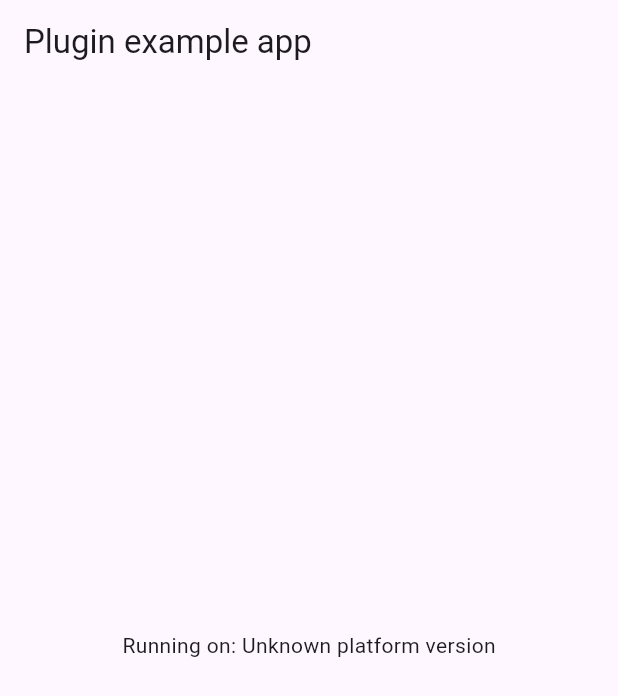
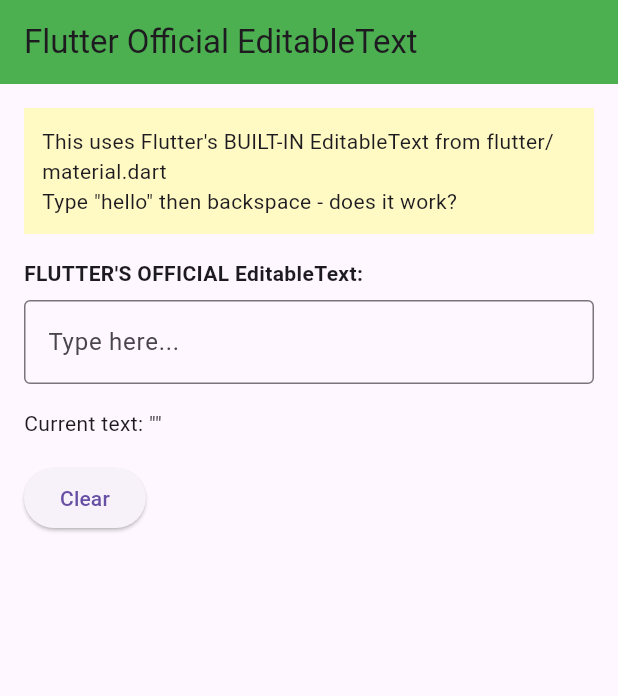
Before and after one commit to Istiak-Ahmed78/my_basic_textfield, a Flutter app: the screen it shows after launch, on a phone screen of 412 x 824 dp. Shown: the top 696 px of the screen. Run offline on Flutter 3.47's test engine with Material 3 defaults, Android fonts, the phone set to English and light mode, and no system bars; our stand-ins replace plugin_platform_interface, web.

Commit message:
Test: Flutter's official EditableText for backspace

```diff
--- a/example/lib/main.dart
+++ b/example/lib/main.dart
@@ -1,58 +1,101 @@
 import 'package:flutter/material.dart';
-import 'dart:async';
-
 import 'package:flutter/services.dart';
-import 'package:my_basic_textfield/my_basic_textfield.dart';
 
 void main() {
+  debugPrint('\n========================================');
+  debugPrint('TESTING: Flutter\'s built-in EditableText');
+  debugPrint('========================================\n');
   runApp(const MyApp());
 }
 
-class MyApp extends StatefulWidget {
+class MyApp extends StatelessWidget {
   const MyApp({super.key});
 
   @override
-  State<MyApp> createState() => _MyAppState();
+  Widget build(BuildContext context) {
+    return MaterialApp(
+      title: 'Flutter Official Test',
+      theme: ThemeData(primarySwatch: Colors.blue),
+      home: const TestPage(),
+    );
+  }
 }
 
-class _MyAppState extends State<MyApp> {
-  String _platformVersion = 'Unknown';
-  final _myBasicTextfieldPlugin = MyBasicTextfield();
+class TestPage extends StatefulWidget {
+  const TestPage({super.key});
+
+  @override
+  State<TestPage> createState() => _TestPageState();
+}
+
+class _TestPageState extends State<TestPage> {
+  late TextEditingController controller;
+  final FocusNode focusNode = FocusNode();
 
   @override
   void initState() {
     super.initState();
-    initPlatformState();
-  }
-
-  // Platform messages are asynchronous, so we initialize in an async method.
-  Future<void> initPlatformState() async {
-    String platformVersion;
-    // Platform messages may fail, so we use a try/catch PlatformException.
-    // We also handle the message potentially returning null.
-    try {
-      platformVersion =
-          await _myBasicTextfieldPlugin.getPlatformVersion() ?? 'Unknown platform version';
-    } on PlatformException {
-      platformVersion = 'Failed to get platform version.';
-    }
-
-    // If the widget was removed from the tree while the asynchronous platform
-    // message was in flight, we want to discard the reply rather than calling
-    // setState to update our non-existent appearance.
-    if (!mounted) return;
-
-    setState(() {
-      _platformVersion = platformVersion;
+    controller = TextEditingController();
+    controller.addListener(() {
+      debugPrint(
+        '📝 Text changed to: "${controller.text}" (length: ${controller.text.length})',
+      );
     });
   }
 
   @override
+  void dispose() {
+    controller.dispose();
+    focusNode.dispose();
+    super.dispose();
+  }
+
+  @override
   Widget build(BuildContext context) {
-    return MaterialApp(
-      home: Scaffold(
-        appBar: AppBar(title: const Text('Plugin example app')),
-        body: Center(child: Text('Running on: $_platformVersion\n')),
+    return Scaffold(
+      appBar: AppBar(
+        title: const Text('Flutter Official EditableText'),
+        backgroundColor: Colors.green,
+      ),
+      body: Padding(
+        padding: const EdgeInsets.all(16),
+        child: Column(
+          crossAxisAlignment: CrossAxisAlignment.start,
+          children: [
+            Container(
+              padding: const EdgeInsets.all(12),
+              color: Colors.yellow.shade100,
+              child: const Text(
+                'This uses Flutter\'s BUILT-IN EditableText from flutter/material.dart\n'
+                'Type "hello" then backspace - does it work?',
+              ),
+            ),
+            const SizedBox(height: 16),
+            const Text(
+              'FLUTTER\'S OFFICIAL EditableText:',
+              style: TextStyle(fontWeight: FontWeight.bold),
+            ),
+            const SizedBox(height: 8),
+            TextField(
+              controller: controller,
+              focusNode: focusNode,
+              decoration: const InputDecoration(
+                border: OutlineInputBorder(),
+                hintText: 'Type here...',
+              ),
+            ),
+            const SizedBox(height: 16),
+            Text('Current text: "${controller.text}"'),
+            const SizedBox(height: 16),
+            ElevatedButton(
+              onPressed: () {
+                controller.clear();
+                debugPrint('🧹 Cleared');
+              },
+              child: const Text('Clear'),
+            ),
+          ],
+        ),
       ),
     );
   }
--- /dev/null
+++ b/lib/src/widgets/editable_text.dart
@@ -0,0 +1,6 @@
+// Copy of Flutter's official EditableText - DO NOT MODIFY
+// This is Flutter's exact source code from packages/flutter/lib/src/widgets/editable_text.dart
+// Used for testing to verify if Flutter's official code has the same backspace issue
+
+export 'package:flutter/material.dart'
+    show TextField, EditableText, TextEditingController;
```
